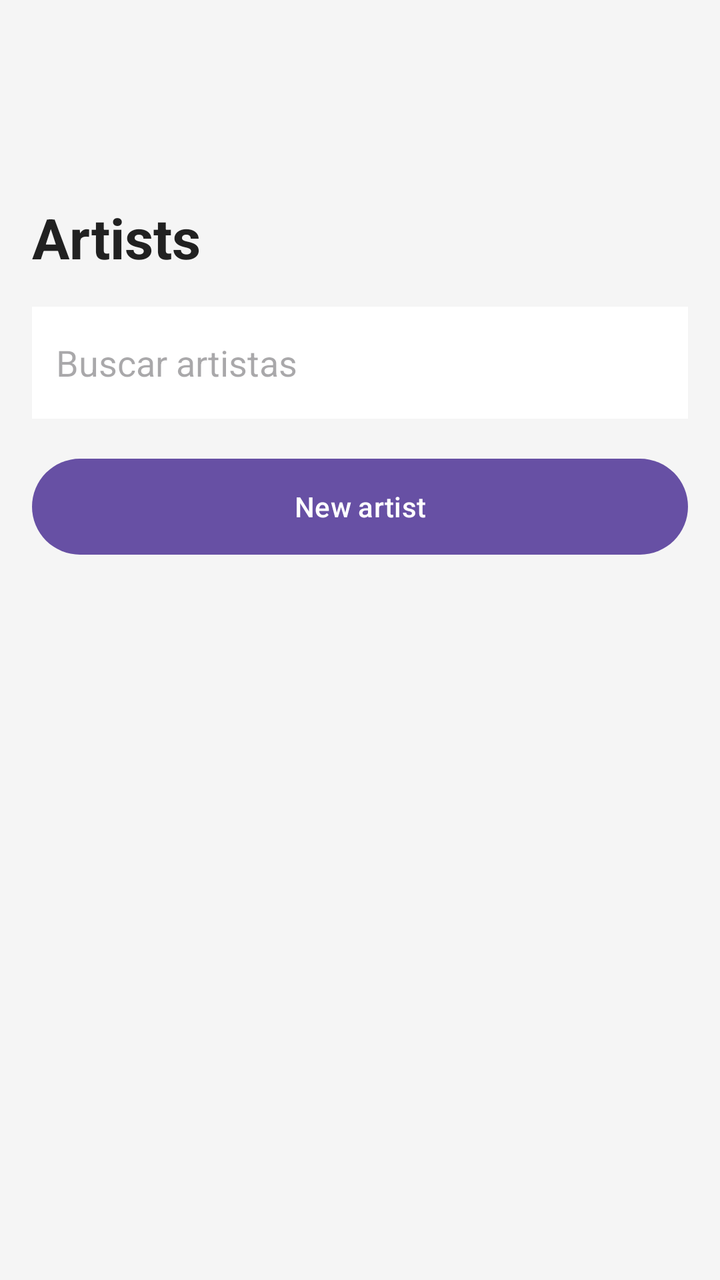
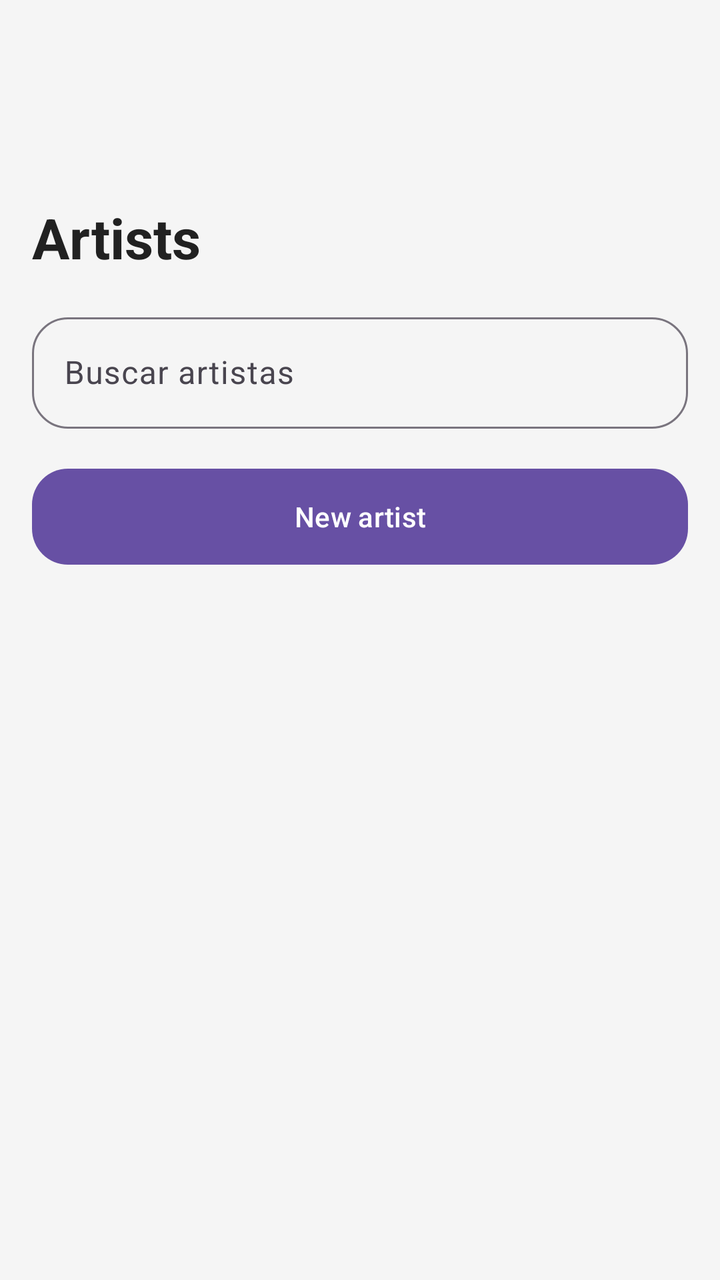

Two renders of the same Android screen: before a commit and after it. Below are the layout's source before the change and the commit's diff.
<!-- AndroidManifest.xml: application theme Theme.AppEventia -->
<!-- res/layout/activity_artista_list.xml -->
<?xml version="1.0" encoding="utf-8"?>
<LinearLayout
    xmlns:android="http://schemas.android.com/apk/res/android"
    android:layout_width="match_parent"
    android:layout_height="match_parent"
    android:orientation="vertical"
    android:paddingTop="100dp"
    android:paddingBottom="16dp"
    android:paddingHorizontal="16dp"
    android:background="#F5F5F5">

    <TextView
        android:id="@+id/artistasTitle"
        android:layout_width="wrap_content"
        android:layout_height="wrap_content"
        android:text="@string/artists_title"
        android:textSize="28sp"
        android:textStyle="bold"
        android:textColor="#212121"
        android:layout_marginBottom="16dp"/>

    <EditText
        android:id="@+id/searchArtistasEditText"
        android:layout_width="match_parent"
        android:layout_height="56dp"
        android:hint="Buscar artistas"
        android:padding="12dp"
        android:layout_marginBottom="16dp"
        android:background="#FFFFFF"/>

    <Button
        android:id="@+id/addArtistaButton"
        android:layout_width="match_parent"
        android:layout_height="56dp"
        android:layout_marginBottom="16dp"
        android:text="New artist" />

    <androidx.recyclerview.widget.RecyclerView
        android:id="@+id/artistasRecyclerView"
        android:layout_width="match_parent"
        android:layout_height="match_parent"
        android:padding="8dp"
        android:clipToPadding="false"/>

</LinearLayout>
<!-- resources referenced by this layout -->
<resources>
  <string name="artists_title">Artists</string>
  <style name="Theme.AppEventia" parent="Base.Theme.AppEventia" />
  <style name="Base.Theme.AppEventia" parent="Theme.Material3.DayNight">
          
          
      </style>
</resources>

<!-- the commit's change to res/layout/activity_artista_list.xml (unified diff, before → after) -->
@@ -1,6 +1,7 @@
 <?xml version="1.0" encoding="utf-8"?>
 <LinearLayout
     xmlns:android="http://schemas.android.com/apk/res/android"
+    xmlns:app="http://schemas.android.com/apk/res-auto"
     android:layout_width="match_parent"
     android:layout_height="match_parent"
     android:orientation="vertical"
@@ -19,21 +20,33 @@
         android:textColor="#212121"
         android:layout_marginBottom="16dp"/>
 
-    <EditText
-        android:id="@+id/searchArtistasEditText"
+    <com.google.android.material.textfield.TextInputLayout
+        android:id="@+id/searchArtistasInputLayout"
         android:layout_width="match_parent"
-        android:layout_height="56dp"
+        android:layout_height="wrap_content"
+        android:layout_marginBottom="16dp"
         android:hint="Buscar artistas"
-        android:padding="12dp"
-        android:layout_marginBottom="16dp"
-        android:background="#FFFFFF"/>
+        app:boxBackgroundMode="outline"
+        app:boxCornerRadiusTopStart="18dp"
+        app:boxCornerRadiusTopEnd="18dp"
+        app:boxCornerRadiusBottomStart="18dp"
+        app:boxCornerRadiusBottomEnd="18dp">
 
-    <Button
+        <com.google.android.material.textfield.TextInputEditText
+            android:id="@+id/searchArtistasEditText"
+            android:layout_width="match_parent"
+            android:layout_height="wrap_content"
+            android:inputType="text"/>
+
+    </com.google.android.material.textfield.TextInputLayout>
+
+    <com.google.android.material.button.MaterialButton
         android:id="@+id/addArtistaButton"
         android:layout_width="match_parent"
         android:layout_height="56dp"
         android:layout_marginBottom="16dp"
-        android:text="New artist" />
+        android:text="New artist"
+        app:cornerRadius="18dp"/>
 
     <androidx.recyclerview.widget.RecyclerView
         android:id="@+id/artistasRecyclerView"
